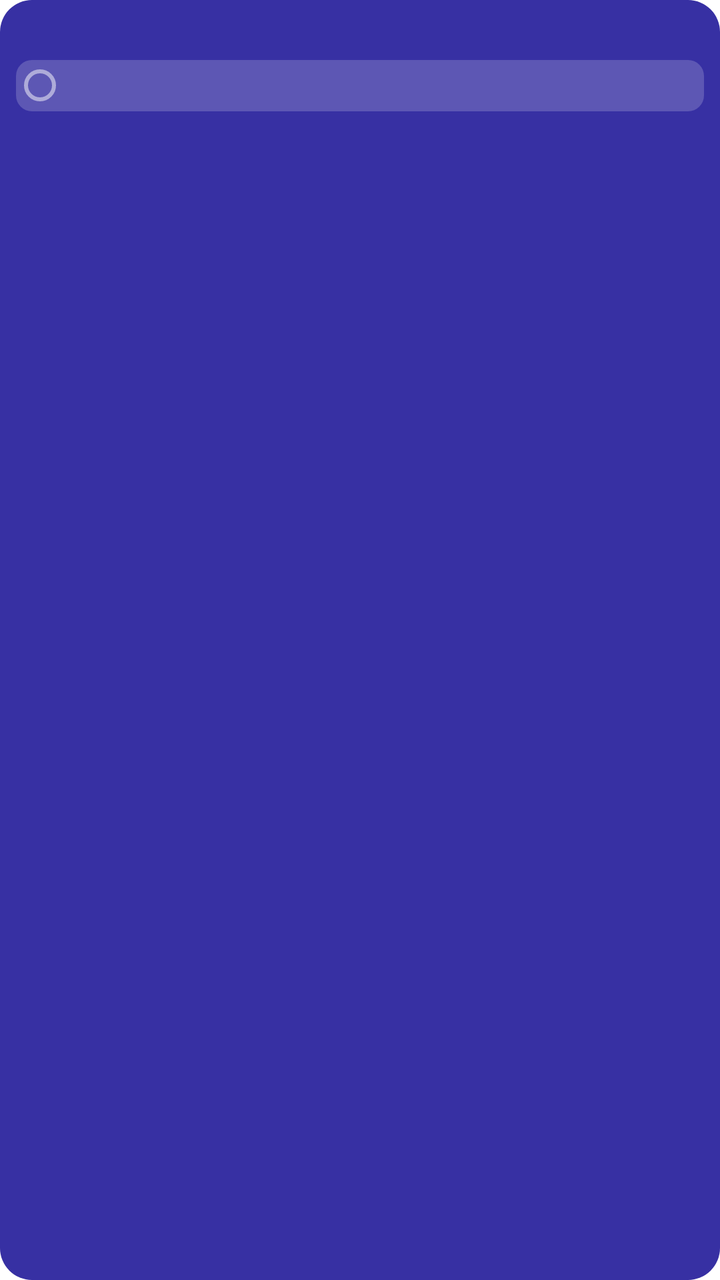
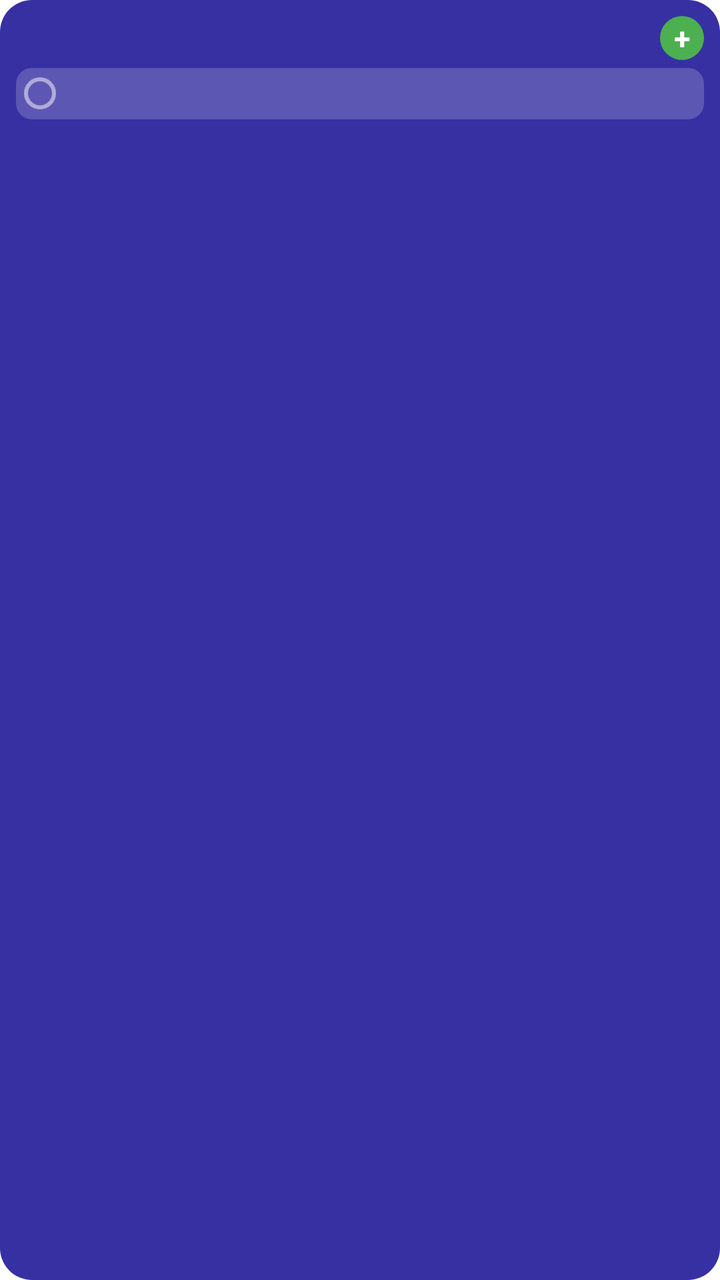

Compare the two renders of this Android layout. The source of the first and the diff that turns it into the second are given below.
<!-- AndroidManifest.xml: fallback theme Theme.MaterialComponents.DayNight.NoActionBar -->
<!-- res/layout/task_widget_large.xml -->
<?xml version="1.0" encoding="utf-8"?>
<LinearLayout xmlns:android="http://schemas.android.com/apk/res/android"
    android:id="@+id/widget_container" android:layout_width="match_parent" android:layout_height="match_parent"
    android:background="@drawable/widget_background" android:orientation="vertical" android:padding="8dp">
    <LinearLayout android:layout_width="match_parent" android:layout_height="wrap_content" android:gravity="center_vertical">
        <ImageView android:layout_width="18dp" android:layout_height="18dp" android:src="@mipmap/ic_launcher"/>
        <TextView android:id="@+id/widget_title" android:layout_width="0dp" android:layout_height="wrap_content"
            android:layout_weight="1" android:layout_marginStart="6dp" android:textColor="#FFFFFF" android:textSize="13sp" android:textStyle="bold"/>
    </LinearLayout>
    <LinearLayout android:id="@+id/empty_container" android:layout_width="match_parent" android:layout_height="0dp"
        android:layout_weight="1" android:gravity="center" android:padding="8dp" android:visibility="gone">
        <TextView android:id="@+id/empty_text" android:layout_width="match_parent" android:layout_height="match_parent"
            android:gravity="center" android:maxLines="3" android:ellipsize="end" android:fontFamily="@font/caveat" android:textColor="#F2FFFFFF"
            android:autoSizeTextType="uniform" android:autoSizeMinTextSize="10sp" android:autoSizeMaxTextSize="20sp" android:autoSizeStepGranularity="1sp"/>
    </LinearLayout>
    <LinearLayout android:layout_width="match_parent" android:layout_height="0dp" android:layout_weight="1"
        android:layout_marginTop="4dp" android:orientation="vertical">
        <LinearLayout android:id="@+id/task_row_1" android:layout_width="match_parent" android:layout_height="wrap_content"
            android:layout_marginBottom="2dp" android:background="@drawable/widget_row_bg" android:gravity="center_vertical" android:padding="4dp">
            <ImageView android:id="@+id/task_checkbox_1" android:layout_width="16dp" android:layout_height="16dp" android:background="@drawable/widget_checkbox"/>
            <TextView android:id="@+id/priority_dot_1" android:layout_width="wrap_content" android:layout_height="wrap_content" android:text="●" android:textSize="8sp" android:textColor="#EF5350" android:layout_marginStart="3dp" android:visibility="gone"/>
            <TextView android:id="@+id/task_title_1" android:layout_width="0dp" android:layout_height="wrap_content"
                android:layout_marginStart="4dp" android:layout_weight="1" android:ellipsize="end" android:maxLines="1" android:textColor="#FFFFFF" android:textSize="13sp"/>
        </LinearLayout>
        <LinearLayout android:id="@+id/task_row_2" android:layout_width="match_parent" android:layout_height="wrap_content"
            android:layout_marginBottom="2dp" android:background="@drawable/widget_row_bg" android:gravity="center_vertical" android:padding="4dp" android:visibility="gone">
            <ImageView android:id="@+id/task_checkbox_2" android:layout_width="16dp" android:layout_height="16dp" android:background="@drawable/widget_checkbox"/>
            <TextView android:id="@+id/priority_dot_2" android:layout_width="wrap_content" android:layout_height="wrap_content" android:text="●" android:textSize="8sp" android:textColor="#EF5350" android:layout_marginStart="3dp" android:visibility="gone"/>
            <TextView android:id="@+id/task_title_2" android:layout_width="0dp" android:layout_height="wrap_content"
                android:layout_marginStart="4dp" android:layout_weight="1" android:ellipsize="end" android:maxLines="1" android:textColor="#FFFFFF" android:textSize="13sp"/>
        </LinearLayout>
        <LinearLayout android:id="@+id/task_row_3" android:layout_width="match_parent" android:layout_height="wrap_content"
            android:layout_marginBottom="2dp" android:background="@drawable/widget_row_bg" android:gravity="center_vertical" android:padding="4dp" android:visibility="gone">
            <ImageView android:id="@+id/task_checkbox_3" android:layout_width="16dp" android:layout_height="16dp" android:background="@drawable/widget_checkbox"/>
            <TextView android:id="@+id/priority_dot_3" android:layout_width="wrap_content" android:layout_height="wrap_content" android:text="●" android:textSize="8sp" android:textColor="#EF5350" android:layout_marginStart="3dp" android:visibility="gone"/>
            <TextView android:id="@+id/task_title_3" android:layout_width="0dp" android:layout_height="wrap_content"
                android:layout_marginStart="4dp" android:layout_weight="1" android:ellipsize="end" android:maxLines="1" android:textColor="#FFFFFF" android:textSize="13sp"/>
        </LinearLayout>
        <LinearLayout android:id="@+id/task_row_4" android:layout_width="match_parent" android:layout_height="wrap_content"
            android:layout_marginBottom="2dp" android:background="@drawable/widget_row_bg" android:gravity="center_vertical" android:padding="4dp" android:visibility="gone">
            <ImageView android:id="@+id/task_checkbox_4" android:layout_width="16dp" android:layout_height="16dp" android:background="@drawable/widget_checkbox"/>
            <TextView android:id="@+id/priority_dot_4" android:layout_width="wrap_content" android:layout_height="wrap_content" android:text="●" android:textSize="8sp" android:textColor="#EF5350" android:layout_marginStart="3dp" android:visibility="gone"/>
            <TextView android:id="@+id/task_title_4" android:layout_width="0dp" android:layout_height="wrap_content"
                android:layout_marginStart="4dp" android:layout_weight="1" android:ellipsize="end" android:maxLines="1" android:textColor="#FFFFFF" android:textSize="13sp"/>
        </LinearLayout>
        <LinearLayout android:id="@+id/task_row_5" android:layout_width="match_parent" android:layout_height="wrap_content"
            android:background="@drawable/widget_row_bg" android:gravity="center_vertical" android:padding="4dp" android:visibility="gone">
            <ImageView android:id="@+id/task_checkbox_5" android:layout_width="16dp" android:layout_height="16dp" android:background="@drawable/widget_checkbox"/>
            <TextView android:id="@+id/priority_dot_5" android:layout_width="wrap_content" android:layout_height="wrap_content" android:text="●" android:textSize="8sp" android:textColor="#EF5350" android:layout_marginStart="3dp" android:visibility="gone"/>
            <TextView android:id="@+id/task_title_5" android:layout_width="0dp" android:layout_height="wrap_content"
                android:layout_marginStart="4dp" android:layout_weight="1" android:ellipsize="end" android:maxLines="1" android:textColor="#FFFFFF" android:textSize="13sp"/>
        </LinearLayout>
    </LinearLayout>
</LinearLayout>
<!-- resources referenced by this layout -->
<resources>
  <!-- drawable widget_background (drawable) -->
  ﻿<?xml version="1.0" encoding="utf-8"?>
  <shape xmlns:android="http://schemas.android.com/apk/res/android" android:shape="rectangle">
      <solid android:color="#FF3730A3" />
      <corners android:radius="16dp" />
  </shape>
  <!-- drawable widget_checkbox (drawable) -->
  ﻿<?xml version="1.0" encoding="utf-8"?>
  <shape xmlns:android="http://schemas.android.com/apk/res/android" android:shape="oval">
      <stroke android:width="2dp" android:color="#80FFFFFF" />
      <size android:width="20dp" android:height="20dp" />
  </shape>
  <!-- drawable widget_row_bg (drawable) -->
  ﻿<?xml version="1.0" encoding="utf-8"?>
  <shape xmlns:android="http://schemas.android.com/apk/res/android" android:shape="rectangle">
      <solid android:color="#30FFFFFF" />
      <corners android:radius="8dp" />
  </shape>
  <!-- mipmap ic_launcher (mipmap-anydpi-v26) -->
  <?xml version="1.0" encoding="utf-8"?>
  <adaptive-icon xmlns:android="http://schemas.android.com/apk/res/android">
    <background android:drawable="@mipmap/ic_launcher_background"/>
    <foreground android:drawable="@mipmap/ic_launcher_foreground"/>
    <monochrome android:drawable="@mipmap/ic_launcher_monochrome"/>
  </adaptive-icon>
</resources>

<!-- the commit's change to res/layout/task_widget_large.xml (unified diff, before → after) -->
@@ -6,12 +6,26 @@
         <ImageView android:layout_width="18dp" android:layout_height="18dp" android:src="@mipmap/ic_launcher"/>
         <TextView android:id="@+id/widget_title" android:layout_width="0dp" android:layout_height="wrap_content"
             android:layout_weight="1" android:layout_marginStart="6dp" android:textColor="#FFFFFF" android:textSize="13sp" android:textStyle="bold"/>
+        <TextView android:id="@+id/widget_add_btn" android:layout_width="22dp" android:layout_height="22dp"
+            android:background="@drawable/widget_add_btn_bg" android:gravity="center" android:text="+"
+            android:textColor="#FFFFFF" android:textSize="15sp" android:textStyle="bold"
+            android:contentDescription="@string/widget_add_task"/>
     </LinearLayout>
+    
+    <TextView android:id="@+id/context_row" android:layout_width="match_parent" android:layout_height="wrap_content"
+        android:layout_marginTop="4dp" android:background="@drawable/widget_row_bg" android:padding="5dp"
+        android:maxLines="1" android:ellipsize="end" android:textColor="#FFFFFF" android:textSize="13sp"
+        android:textStyle="bold" android:visibility="gone"/>
     <LinearLayout android:id="@+id/empty_container" android:layout_width="match_parent" android:layout_height="0dp"
-        android:layout_weight="1" android:gravity="center" android:padding="8dp" android:visibility="gone">
+        android:layout_weight="1" android:orientation="vertical" android:gravity="center" android:padding="8dp" android:visibility="gone">
         <TextView android:id="@+id/empty_text" android:layout_width="match_parent" android:layout_height="match_parent"
             android:gravity="center" android:maxLines="3" android:ellipsize="end" android:fontFamily="@font/caveat" android:textColor="#F2FFFFFF"
             android:autoSizeTextType="uniform" android:autoSizeMinTextSize="10sp" android:autoSizeMaxTextSize="20sp" android:autoSizeStepGranularity="1sp"/>
+        
+        <TextView android:id="@+id/empty_context" android:layout_width="match_parent" android:layout_height="match_parent"
+            android:gravity="center" android:maxLines="3" android:ellipsize="end" android:textColor="#FFFFFF" android:textStyle="bold"
+            android:autoSizeTextType="uniform" android:autoSizeMinTextSize="10sp" android:autoSizeMaxTextSize="18sp" android:autoSizeStepGranularity="1sp"
+            android:visibility="gone"/>
     </LinearLayout>
     <LinearLayout android:layout_width="match_parent" android:layout_height="0dp" android:layout_weight="1"
         android:layout_marginTop="4dp" android:orientation="vertical">
<!-- resource entries referenced after the edit -->
@@ -1,5 +1,11 @@
 <!-- resources referenced by this layout -->
 <resources>
+  <!-- drawable widget_add_btn_bg (drawable) -->
+  <?xml version="1.0" encoding="utf-8"?>
+  <shape xmlns:android="http://schemas.android.com/apk/res/android"
+      android:shape="oval">
+      <solid android:color="#4CAF50" />
+  </shape>
   <!-- drawable widget_background (drawable) -->
   ﻿<?xml version="1.0" encoding="utf-8"?>
   <shape xmlns:android="http://schemas.android.com/apk/res/android" android:shape="rectangle">
@@ -25,5 +31,6 @@
     <foreground android:drawable="@mipmap/ic_launcher_foreground"/>
     <monochrome android:drawable="@mipmap/ic_launcher_monochrome"/>
   </adaptive-icon>
+  <string name="widget_add_task">Add task</string>
 </resources>
 
